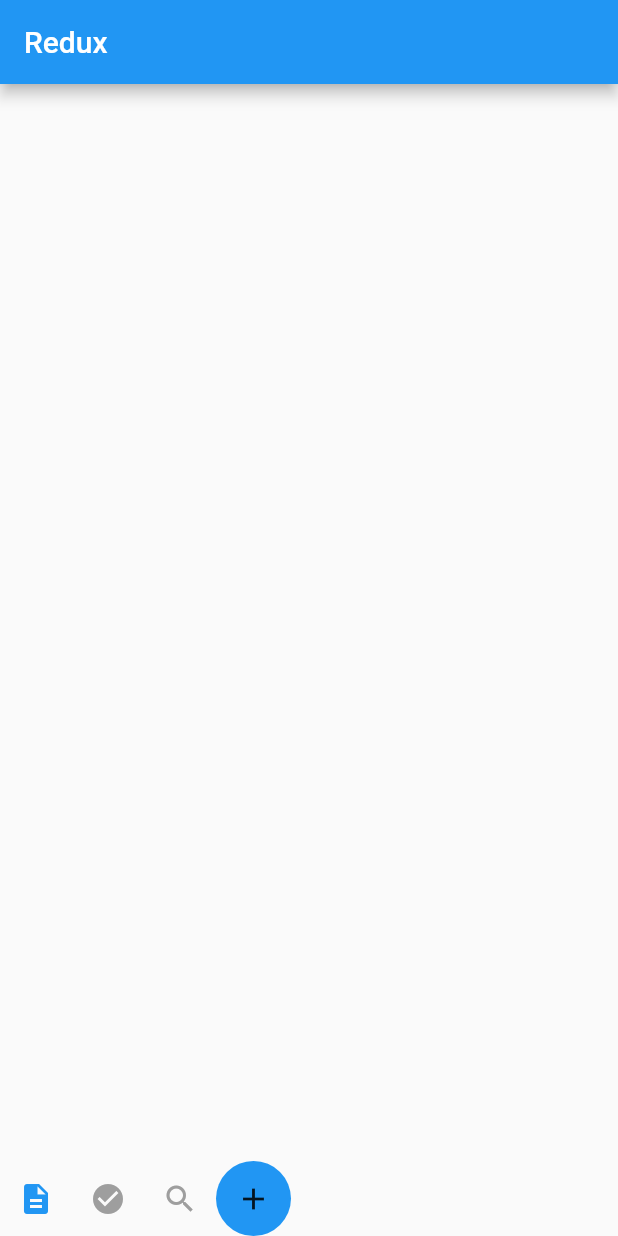
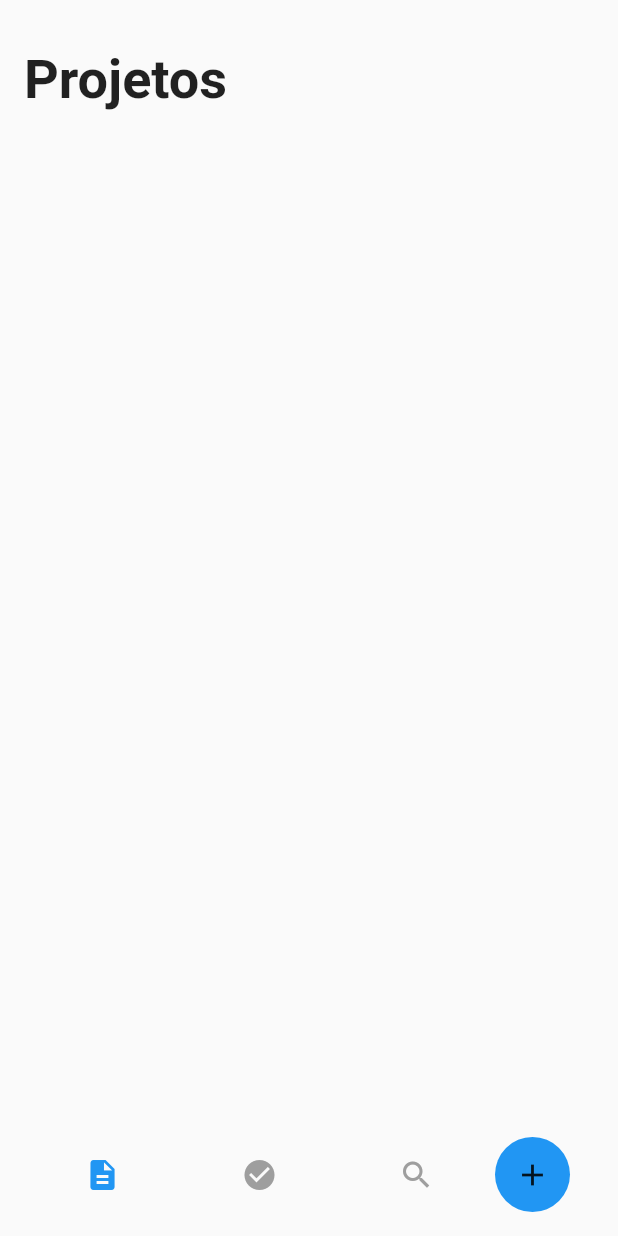
Before and after one commit to slvsccp/aplicativo-tarefas, a Flutter app: the screen it shows after launch, on a phone screen of 412 x 824 dp. Run offline on Flutter 3.47's test engine with Material 2 defaults, Android fonts, the light colour scheme and no system bars.

Commit message:
search/home/projects

```diff
--- a/lib/src/ui/home/home_page.dart
+++ b/lib/src/ui/home/home_page.dart
@@ -1,3 +1,6 @@
+import 'package:apptarefas/src/ui/home/projects_tab/projects_tab.dart';
+import 'package:apptarefas/src/ui/home/search_tab/search_tab.dart';
+import 'package:apptarefas/src/ui/home/tasks_tab/tasks_tab.dart';
 import 'package:flutter/material.dart';
 
 class HomePage extends StatefulWidget {
@@ -5,20 +8,57 @@
   _HomePageState createState() => _HomePageState();
 }
 
-class _HomePageState extends State<HomePage> {
+class _HomePageState extends State<HomePage>
+    with SingleTickerProviderStateMixin {
   int currentIndex = 0;
+  TabController _tabController;
+
+  @override
+  initState() {
+    super.initState();
+
+    _tabController = TabController(
+      vsync: this,
+      length: 3,
+      initialIndex: currentIndex,
+    );
+  }
+
+  @override
+  void dispose() {
+    super.dispose();
+    _tabController.dispose();
+  }
 
   @override
   Widget build(BuildContext context) {
     return Scaffold(
-      appBar: AppBar(
-        title: Text("Redux"),
+      body: SafeArea(
+        child: TabBarView(
+          controller: _tabController,
+          physics: NeverScrollableScrollPhysics(),
+          children: <Widget>[
+            ProjectsTab(),
+            TasksTab(),
+            SearchTab()
+            ],
         ),
-      bottomNavigationBar: Row(
+      ),
+      bottomNavigationBar: Container(
+        padding: const EdgeInsets.fromLTRB(16, 16, 32, 16),
+        child: Row(
+          crossAxisAlignment: CrossAxisAlignment.center,
+          mainAxisAlignment: MainAxisAlignment.spaceAround,
           children: <Widget>[
             _BottomNavigationBar(
               currentIndex: currentIndex,
-            onItemTap: (i) => setState(() => currentIndex = i),
+              onItemTap: (i) {
+                _tabController.index = i;
+                currentIndex = i;
+                setState(() {
+
+                });
+              },
               items: <Icon>[
                 Icon(Icons.description),
                 Icon(Icons.check_circle),
@@ -30,6 +70,7 @@
               onTap: () {},
             )
           ],
+        ),
       ),
     );
   }
@@ -50,8 +91,9 @@
 
   @override
   Widget build(BuildContext context) {
-    return Row(
-      mainAxisAlignment: MainAxisAlignment.spaceBetween,
+    return Expanded(
+      child: Row(
+        mainAxisAlignment: MainAxisAlignment.spaceAround,
         children: items.map((icon) {
           final index = items.indexOf(icon);
           final isSelected = (index == currentIndex);
@@ -62,6 +104,7 @@
             onPressed: () => onItemTap(index),
           );
         }).toList(),
+      ),
     );
   }
 }
@@ -70,10 +113,8 @@
   final Icon icon;
   final GestureTapCallback onTap;
 
-  const _AddButton({
-    @required this.onTap,
-    @required this.icon
-    }) :  assert(onTap != null),
+  const _AddButton({@required this.onTap, @required this.icon})
+      : assert(onTap != null),
         assert(icon != null);
 
   @override
@@ -82,10 +123,10 @@
       width: 50,
       height: 50,
       decoration: BoxDecoration(
-          color: Theme.of(context).accentColor,
-          shape: BoxShape.circle
+          color: Theme.of(context).accentColor, shape: BoxShape.circle),
+      child: Center(
+        child: icon,
       ),
-      child: Center(child: icon,),
     );
   }
 }
--- /dev/null
+++ b/lib/src/ui/home/projects_tab/projects_tab.dart
@@ -0,0 +1,23 @@
+import 'package:flutter/material.dart';
+
+class ProjectsTab extends StatelessWidget {
+  @override
+  Widget build(BuildContext context) {
+    return SizedBox.expand(
+      child: Column(
+        crossAxisAlignment: CrossAxisAlignment.start,
+        children: <Widget>[
+          Padding(
+            padding: const EdgeInsets.only(top: 32, left: 16),
+            child: Text('Projetos',
+            style: TextStyle(
+              fontWeight: FontWeight.bold,
+              fontSize: 36
+            ),
+            ),
+          ),
+        ],
+      ),
+    );
+  }
+}
--- /dev/null
+++ b/lib/src/ui/home/search_tab/search_tab.dart
@@ -0,0 +1,11 @@
+import 'package:flutter/material.dart';
+
+class SearchTab extends StatelessWidget {
+
+  @override
+  Widget build(BuildContext context) {
+    return SizedBox.expand(
+      child: Container(),
+    );
+  }
+}
--- /dev/null
+++ b/lib/src/ui/home/tasks_tab/tasks_tab.dart
@@ -0,0 +1,11 @@
+import 'package:flutter/material.dart';
+
+class TasksTab extends StatelessWidget {
+
+  @override
+  Widget build(BuildContext context) {
+    return SizedBox.expand(
+      child: Container(),
+    );
+  }
+}
```
Lines whose indentation alone changed are shown as unchanged.
